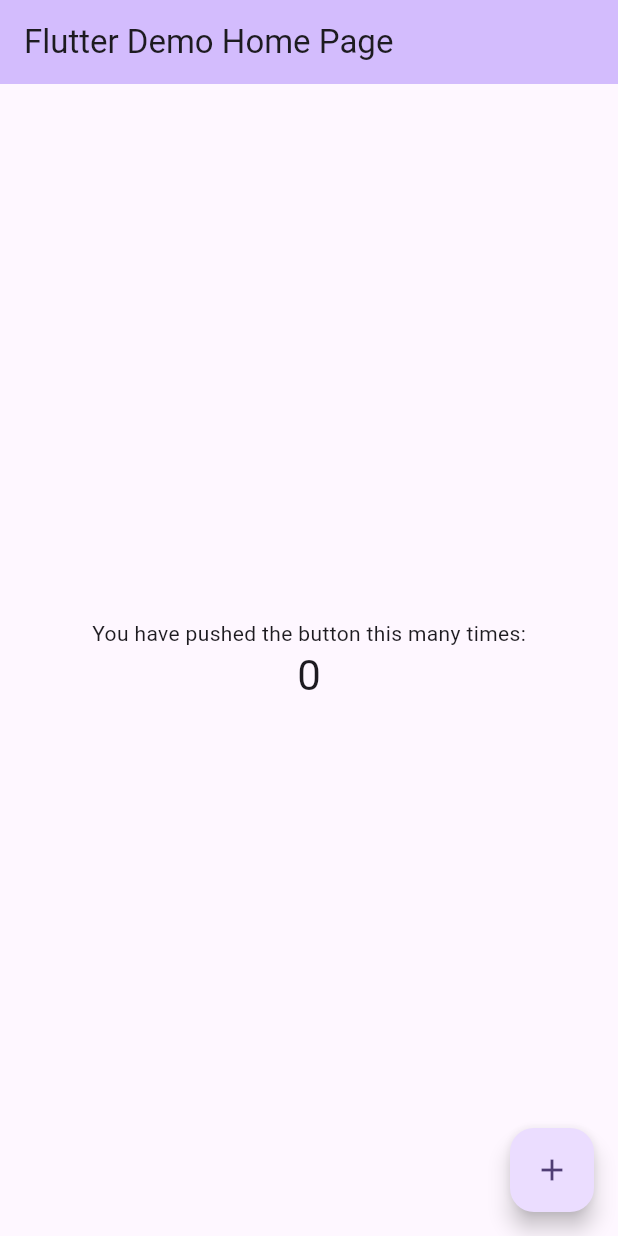
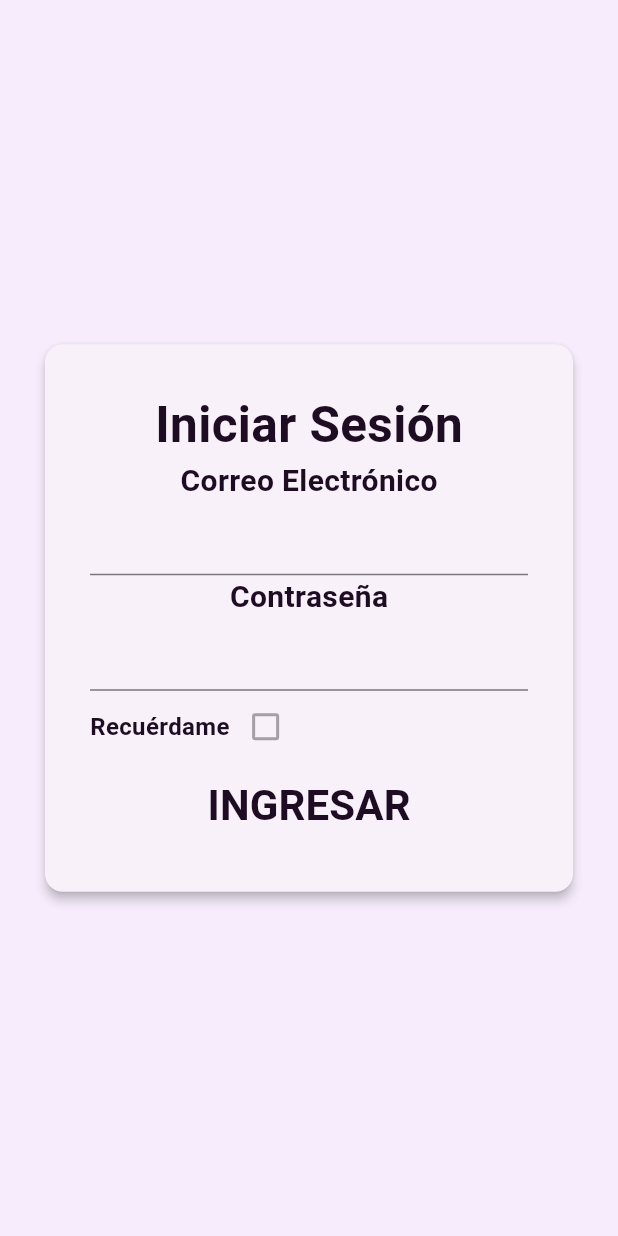
Before and after one commit to Williams-adm/anttec_mobile, a Flutter app: the screen it shows after launch, on a phone screen of 412 x 824 dp. Run offline on Flutter 3.47's test engine with Material 3 defaults, Android fonts, the phone set to English and light mode, and no system bars.

Commit message:
splash y login medio

```diff
--- /dev/null
+++ b/lib/app.dart
@@ -0,0 +1,18 @@
+import 'package:anttec_mobile/routes.dart';
+import 'package:flutter/material.dart';
+
+class MyApp extends StatelessWidget {
+  const MyApp({super.key});
+
+  @override
+  Widget build(BuildContext context) {
+    return MaterialApp(
+      title: 'ANTTEC',
+      theme: ThemeData(
+        colorScheme: ColorScheme.fromSeed(seedColor: Colors.deepPurple),
+      ),
+      routes: routes,
+      initialRoute: "login",
+    );
+  }
+}
--- /dev/null
+++ b/lib/app/ui/login/screen/login_screen.dart
@@ -0,0 +1,42 @@
+import 'package:anttec_mobile/core/styles/colors.dart';
+import 'package:anttec_mobile/core/styles/texts.dart';
+import 'package:flutter/material.dart';
+
+class LoginScreen extends StatelessWidget {
+  const LoginScreen({super.key});
+
+  @override
+  Widget build(BuildContext context) {
+    return Scaffold(
+      backgroundColor: AppColors.background,
+      body: SafeArea(
+        child: Center(
+          child: Card(
+            margin: EdgeInsets.all(30),
+            elevation: 3,
+            child: Padding(padding: EdgeInsetsGeometry.all(30),
+            child: Form(
+              child: Column(
+                mainAxisSize: MainAxisSize.min,
+                children: [
+                  Text("Iniciar Sesión", style: AppTexts.h1,),
+                  Text("Correo Electrónico", style: AppTexts.h3,),
+                  TextFormField(),
+                  Text("Contraseña", style: AppTexts.h3,),
+                  TextFormField(),
+                  Row(
+                    children: [
+                      Text("Recuérdame", style: AppTexts.body1,),
+                      Checkbox(value: false, onChanged: null),
+                    ],
+                  ),
+                  TextButton(onPressed: null, child: Text("INGRESAR", style: AppTexts.login))
+                ],
+              ),
+            ),),
+          ),
+        ),
+      ),
+    );
+  }
+}
--- /dev/null
+++ b/lib/app/ui/splash/screen/splash_screen.dart
@@ -0,0 +1,28 @@
+import 'package:anttec_mobile/core/styles/colors.dart';
+import 'package:flutter/material.dart';
+import 'package:flutter/services.dart';
+
+class SplashScreen extends StatelessWidget {
+  const SplashScreen({super.key});
+
+  @override
+  Widget build(BuildContext context) {
+    return Container(
+      decoration: BoxDecoration (
+        gradient: LinearGradient(colors: [AppColors.primary, AppColors.degraded],
+        begin: Alignment.topCenter,
+        end: Alignment.bottomCenter)
+      ),
+      child: Scaffold(
+        backgroundColor: Colors.transparent,
+        appBar: AppBar(
+          systemOverlayStyle: SystemUiOverlayStyle.light,
+          backgroundColor: Colors.transparent,
+        ),
+        body: Center(
+            child: Image.asset("assets/img/logo.png"),
+        ),
+      ),
+    );
+  }
+}
--- /dev/null
+++ b/lib/core/styles/colors.dart
@@ -0,0 +1,9 @@
+import 'package:flutter/material.dart';
+
+class AppColors{
+  static const Color primary = Color(0xff753089); //800
+  static const Color secondary = Color(0xff803398); //700
+  static const Color tertiary = Color(0xffDFB8EF); //300
+  static const Color background = Color(0xffF6ECFB); //50
+  static const Color degraded = Color(0xff1E0C23); //50
+}
--- /dev/null
+++ b/lib/core/styles/texts.dart
@@ -0,0 +1,10 @@
+import 'package:anttec_mobile/core/styles/colors.dart';
+import 'package:flutter/cupertino.dart';
+
+class AppTexts{
+  static const h1 = TextStyle(fontSize: 33, fontWeight: FontWeight.bold, color: AppColors.degraded);
+  static const h2 = TextStyle(fontSize: 23, fontWeight: FontWeight.bold, color: AppColors.degraded);
+  static const h3 = TextStyle(fontSize: 20, fontWeight: FontWeight.bold, color: AppColors.degraded);
+  static const login = TextStyle(fontSize: 28, fontWeight: FontWeight.bold, color: AppColors.degraded);
+  static const body1 = TextStyle(fontSize: 16, fontWeight: FontWeight.bold, color: AppColors.degraded);
+}
--- a/lib/main.dart
+++ b/lib/main.dart
@@ -1,122 +1,14 @@
+import 'package:anttec_mobile/app.dart';
 import 'package:flutter/material.dart';
+import 'package:flutter/services.dart';
 
 void main() {
+  SystemChrome.setSystemUIOverlayStyle(
+    const SystemUiOverlayStyle(
+      statusBarColor: Colors.transparent, // Barra de estado transparente
+      systemNavigationBarColor: Colors.transparent, // Barra de navegación transparente
+    ),
+  );
+
   runApp(const MyApp());
 }
-
-class MyApp extends StatelessWidget {
-  const MyApp({super.key});
-
-  // This widget is the root of your application.
-  @override
-  Widget build(BuildContext context) {
-    return MaterialApp(
-      title: 'Flutter Demo',
-      theme: ThemeData(
-        // This is the theme of your application.
-        //
-        // TRY THIS: Try running your application with "flutter run". You'll see
-        // the application has a purple toolbar. Then, without quitting the app,
-        // try changing the seedColor in the colorScheme below to Colors.green
-        // and then invoke "hot reload" (save your changes or press the "hot
-        // reload" button in a Flutter-supported IDE, or press "r" if you used
-        // the command line to start the app).
-        //
-        // Notice that the counter didn't reset back to zero; the application
-        // state is not lost during the reload. To reset the state, use hot
-        // restart instead.
-        //
-        // This works for code too, not just values: Most code changes can be
-        // tested with just a hot reload.
-        colorScheme: ColorScheme.fromSeed(seedColor: Colors.deepPurple),
-      ),
-      home: const MyHomePage(title: 'Flutter Demo Home Page'),
-    );
-  }
-}
-
-class MyHomePage extends StatefulWidget {
-  const MyHomePage({super.key, required this.title});
-
-  // This widget is the home page of your application. It is stateful, meaning
-  // that it has a State object (defined below) that contains fields that affect
-  // how it looks.
-
-  // This class is the configuration for the state. It holds the values (in this
-  // case the title) provided by the parent (in this case the App widget) and
-  // used by the build method of the State. Fields in a Widget subclass are
-  // always marked "final".
-
-  final String title;
-
-  @override
-  State<MyHomePage> createState() => _MyHomePageState();
-}
-
-class _MyHomePageState extends State<MyHomePage> {
-  int _counter = 0;
-
-  void _incrementCounter() {
-    setState(() {
-      // This call to setState tells the Flutter framework that something has
-      // changed in this State, which causes it to rerun the build method below
-      // so that the display can reflect the updated values. If we changed
-      // _counter without calling setState(), then the build method would not be
-      // called again, and so nothing would appear to happen.
-      _counter++;
-    });
-  }
-
-  @override
-  Widget build(BuildContext context) {
-    // This method is rerun every time setState is called, for instance as done
-    // by the _incrementCounter method above.
-    //
-    // The Flutter framework has been optimized to make rerunning build methods
-    // fast, so that you can just rebuild anything that needs updating rather
-    // than having to individually change instances of widgets.
-    return Scaffold(
-      appBar: AppBar(
-        // TRY THIS: Try changing the color here to a specific color (to
-        // Colors.amber, perhaps?) and trigger a hot reload to see the AppBar
-        // change color while the other colors stay the same.
-        backgroundColor: Theme.of(context).colorScheme.inversePrimary,
-        // Here we take the value from the MyHomePage object that was created by
-        // the App.build method, and use it to set our appbar title.
-        title: Text(widget.title),
-      ),
-      body: Center(
-        // Center is a layout widget. It takes a single child and positions it
-        // in the middle of the parent.
-        child: Column(
-          // Column is also a layout widget. It takes a list of children and
-          // arranges them vertically. By default, it sizes itself to fit its
-          // children horizontally, and tries to be as tall as its parent.
-          //
-          // Column has various properties to control how it sizes itself and
-          // how it positions its children. Here we use mainAxisAlignment to
-          // center the children vertically; the main axis here is the vertical
-          // axis because Columns are vertical (the cross axis would be
-          // horizontal).
-          //
-          // TRY THIS: Invoke "debug painting" (choose the "Toggle Debug Paint"
-          // action in the IDE, or press "p" in the console), to see the
-          // wireframe for each widget.
-          mainAxisAlignment: MainAxisAlignment.center,
-          children: <Widget>[
-            const Text('You have pushed the button this many times:'),
-            Text(
-              '$_counter',
-              style: Theme.of(context).textTheme.headlineMedium,
-            ),
-          ],
-        ),
-      ),
-      floatingActionButton: FloatingActionButton(
-        onPressed: _incrementCounter,
-        tooltip: 'Increment',
-        child: const Icon(Icons.add),
-      ), // This trailing comma makes auto-formatting nicer for build methods.
-    );
-  }
-}
--- /dev/null
+++ b/lib/routes.dart
@@ -0,0 +1,8 @@
+import 'package:anttec_mobile/app/ui/login/screen/login_screen.dart';
+import 'package:anttec_mobile/app/ui/splash/screen/splash_screen.dart';
+import 'package:flutter/widgets.dart';
+
+Map<String, Widget Function(BuildContext _)> routes = {
+  "splash": (_) => SplashScreen(),
+  "login": (_) => LoginScreen(),
+};
--- a/pubspec.yaml
+++ b/pubspec.yaml
@@ -56,6 +56,8 @@ flutter:
   # included with your application, so that you can use the icons in
   # the material Icons class.
   uses-material-design: true
+  assets:
+    - assets/img/logo.png
 
   # To add assets to your application, add an assets section, like this:
   # assets:
```
Also changed, not shown: assets/img/logo.png (added), lib/core/config.dart (added), 1 other file.
